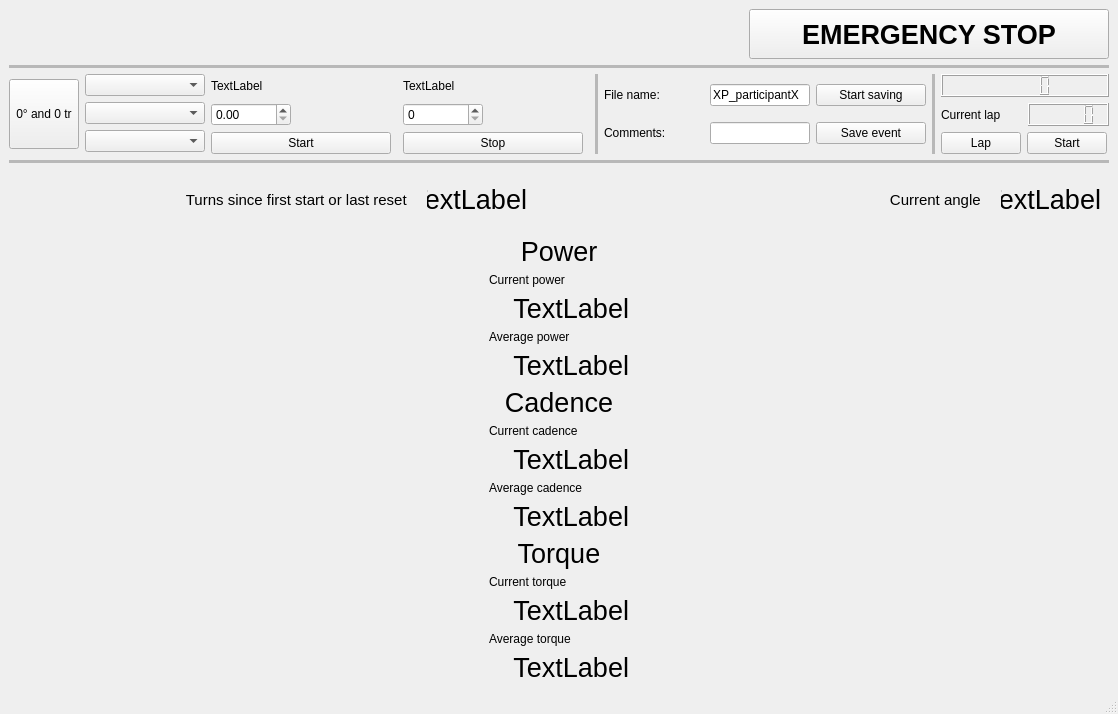
Qt form ergocycleS2M/gui/ergocycle_gui.ui (s2mLab/ControlOdrive) before a commit.
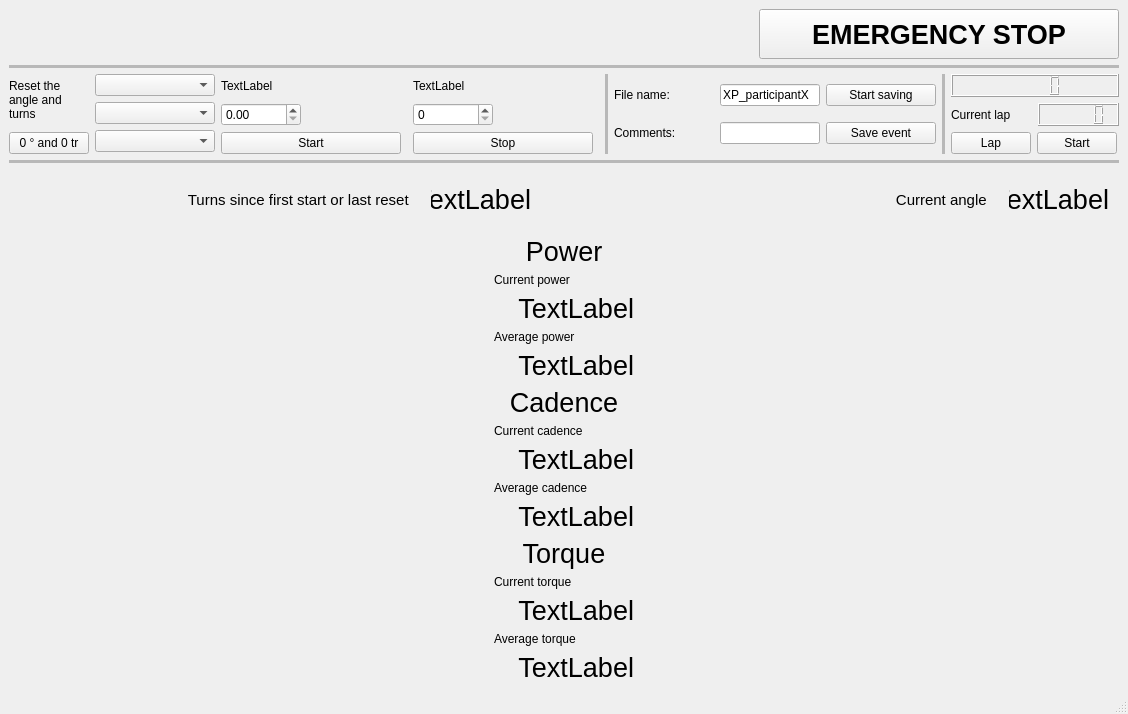
The same form after that commit.

The edit to the form file:
```diff
--- a/ergocycleS2M/gui/ergocycle_gui.ui
+++ b/ergocycleS2M/gui/ergocycle_gui.ui
@@ -345,11 +345,23 @@
       <item>
        <layout class="QHBoxLayout" name="command_horizontalLayout">
         <item>
+         <layout class="QVBoxLayout" name="verticalLayout_8">
+          <item>
+           <widget class="QLabel" name="label">
+            <property name="text">
+             <string>Reset the angle and turns</string>
+            </property>
+            <property name="wordWrap">
+             <bool>true</bool>
+            </property>
+           </widget>
+          </item>
+          <item>
          <widget class="QPushButton" name="angle_reset_pushButton">
           <property name="minimumSize">
            <size>
-            <width>70</width>
-            <height>70</height>
+              <width>80</width>
+              <height>0</height>
            </size>
           </property>
           <property name="maximumSize">
@@ -359,12 +371,14 @@
            </size>
           </property>
           <property name="text">
-           <string>0° and 0 tr</string>
+             <string>0 ° and 0 tr</string>
           </property>
           <property name="autoDefault">
            <bool>false</bool>
           </property>
          </widget>
+          </item>
+         </layout>
         </item>
         <item>
          <layout class="QVBoxLayout" name="modes_verticalLayout">
```
Lines whose indentation alone changed are shown as unchanged.
